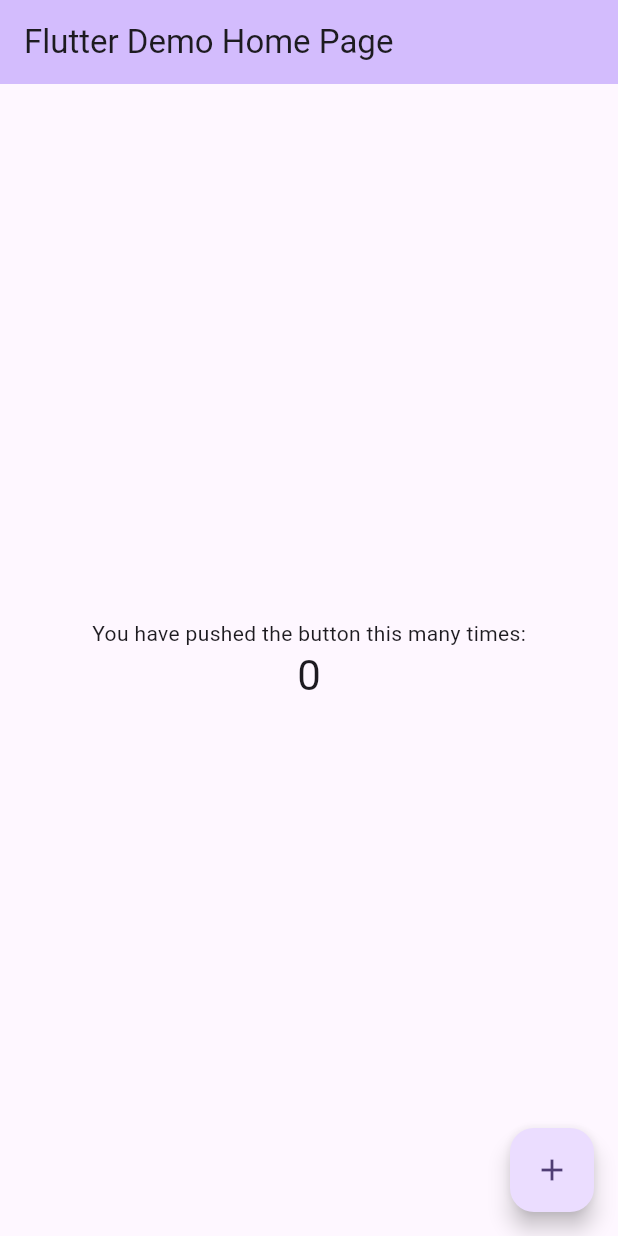
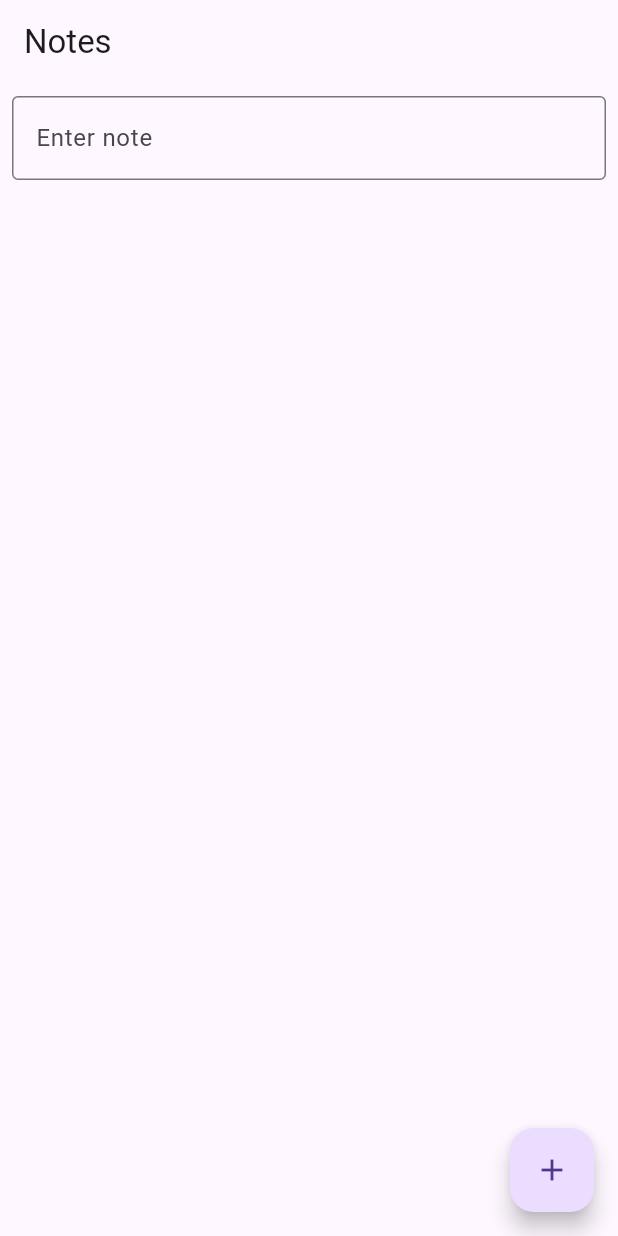
Before and after one commit to tapeds/PPB_C_Flutter_Assignment-1, a Flutter app: the screen it shows after launch, on a phone screen of 412 x 824 dp. Run offline on Flutter 3.47's test engine with Material 3 defaults, Android fonts, the phone set to English and light mode, and no system bars.

Commit message:
feat: add notes app

```diff
--- a/lib/main.dart
+++ b/lib/main.dart
@@ -1,122 +1,118 @@
 import 'package:flutter/material.dart';
 
 void main() {
-  runApp(const MyApp());
+  runApp(const NotesApp());
 }
 
-class MyApp extends StatelessWidget {
-  const MyApp({super.key});
+class NotesApp extends StatelessWidget {
+  const NotesApp({super.key});
 
-  // This widget is the root of your application.
   @override
   Widget build(BuildContext context) {
     return MaterialApp(
-      title: 'Flutter Demo',
-      theme: ThemeData(
-        // This is the theme of your application.
-        //
-        // TRY THIS: Try running your application with "flutter run". You'll see
-        // the application has a purple toolbar. Then, without quitting the app,
-        // try changing the seedColor in the colorScheme below to Colors.green
-        // and then invoke "hot reload" (save your changes or press the "hot
-        // reload" button in a Flutter-supported IDE, or press "r" if you used
-        // the command line to start the app).
-        //
-        // Notice that the counter didn't reset back to zero; the application
-        // state is not lost during the reload. To reset the state, use hot
-        // restart instead.
-        //
-        // This works for code too, not just values: Most code changes can be
-        // tested with just a hot reload.
-        colorScheme: ColorScheme.fromSeed(seedColor: Colors.deepPurple),
-      ),
-      home: const MyHomePage(title: 'Flutter Demo Home Page'),
+      title: 'Notes App',
+      theme: ThemeData(primarySwatch: Colors.yellow),
+      home: const NotesHomePage(),
     );
   }
 }
 
-class MyHomePage extends StatefulWidget {
-  const MyHomePage({super.key, required this.title});
-
-  // This widget is the home page of your application. It is stateful, meaning
-  // that it has a State object (defined below) that contains fields that affect
-  // how it looks.
-
-  // This class is the configuration for the state. It holds the values (in this
-  // case the title) provided by the parent (in this case the App widget) and
-  // used by the build method of the State. Fields in a Widget subclass are
-  // always marked "final".
-
-  final String title;
+class NotesHomePage extends StatefulWidget {
+  const NotesHomePage({super.key});
 
   @override
-  State<MyHomePage> createState() => _MyHomePageState();
+  _NotesHomePageState createState() => _NotesHomePageState();
 }
 
-class _MyHomePageState extends State<MyHomePage> {
-  int _counter = 0;
+class _NotesHomePageState extends State<NotesHomePage> {
+  final List<String> _notes = [];
+  final TextEditingController _controller = TextEditingController();
 
-  void _incrementCounter() {
+  void _addNote() {
+    if (_controller.text.isNotEmpty) {
+      setState(() {
+        _notes.add(_controller.text);
+        _controller.clear();
+      });
+    }
+  }
+
+  void _deleteNote(int index) {
     setState(() {
-      // This call to setState tells the Flutter framework that something has
-      // changed in this State, which causes it to rerun the build method below
-      // so that the display can reflect the updated values. If we changed
-      // _counter without calling setState(), then the build method would not be
-      // called again, and so nothing would appear to happen.
-      _counter++;
+      _notes.removeAt(index);
     });
+  }
+
+  void _editNoteDialog(int index) {
+    _controller.text = _notes[index];
+    showDialog(
+      context: context,
+      builder: (context) {
+        return AlertDialog(
+          title: const Text('Edit Note'),
+          content: TextField(controller: _controller),
+          actions: [
+            TextButton(
+              onPressed: () {
+                setState(() {
+                  _notes[index] = _controller.text;
+                  _controller.clear();
+                });
+                Navigator.of(context).pop();
+              },
+              child: const Text('Save'),
+            ),
+          ],
+        );
+      },
+    );
   }
 
   @override
   Widget build(BuildContext context) {
-    // This method is rerun every time setState is called, for instance as done
-    // by the _incrementCounter method above.
-    //
-    // The Flutter framework has been optimized to make rerunning build methods
-    // fast, so that you can just rebuild anything that needs updating rather
-    // than having to individually change instances of widgets.
     return Scaffold(
-      appBar: AppBar(
-        // TRY THIS: Try changing the color here to a specific color (to
-        // Colors.amber, perhaps?) and trigger a hot reload to see the AppBar
-        // change color while the other colors stay the same.
-        backgroundColor: Theme.of(context).colorScheme.inversePrimary,
-        // Here we take the value from the MyHomePage object that was created by
-        // the App.build method, and use it to set our appbar title.
-        title: Text(widget.title),
-      ),
-      body: Center(
-        // Center is a layout widget. It takes a single child and positions it
-        // in the middle of the parent.
-        child: Column(
-          // Column is also a layout widget. It takes a list of children and
-          // arranges them vertically. By default, it sizes itself to fit its
-          // children horizontally, and tries to be as tall as its parent.
-          //
-          // Column has various properties to control how it sizes itself and
-          // how it positions its children. Here we use mainAxisAlignment to
-          // center the children vertically; the main axis here is the vertical
-          // axis because Columns are vertical (the cross axis would be
-          // horizontal).
-          //
-          // TRY THIS: Invoke "debug painting" (choose the "Toggle Debug Paint"
-          // action in the IDE, or press "p" in the console), to see the
-          // wireframe for each widget.
-          mainAxisAlignment: MainAxisAlignment.center,
-          children: <Widget>[
-            const Text('You have pushed the button this many times:'),
-            Text(
-              '$_counter',
-              style: Theme.of(context).textTheme.headlineMedium,
+      appBar: AppBar(title: const Text('Notes')),
+      body: Column(
+        children: [
+          Padding(
+            padding: const EdgeInsets.all(8.0),
+            child: TextField(
+              controller: _controller,
+              decoration: const InputDecoration(
+                labelText: 'Enter note',
+                border: OutlineInputBorder(),
+              ),
             ),
-          ],
-        ),
+          ),
+          Expanded(
+            child: ListView.builder(
+              itemCount: _notes.length,
+              itemBuilder: (context, index) {
+                return ListTile(
+                  title: Text(_notes[index]),
+                  trailing: Row(
+                    mainAxisSize: MainAxisSize.min,
+                    children: [
+                      IconButton(
+                        icon: const Icon(Icons.edit),
+                        onPressed: () => _editNoteDialog(index),
+                      ),
+                      IconButton(
+                        icon: const Icon(Icons.delete),
+                        onPressed: () => _deleteNote(index),
+                      ),
+                    ],
+                  ),
+                );
+              },
+            ),
+          ),
+        ],
       ),
       floatingActionButton: FloatingActionButton(
-        onPressed: _incrementCounter,
-        tooltip: 'Increment',
+        onPressed: _addNote,
         child: const Icon(Icons.add),
-      ), // This trailing comma makes auto-formatting nicer for build methods.
+      ),
     );
   }
 }
```
